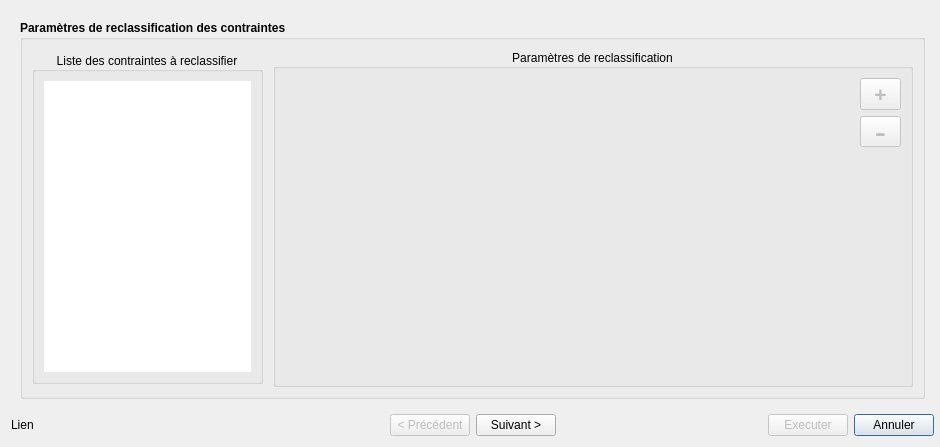
Qt form fullmce_dialog_base.ui (TeamSaGeo/fullmce) before a commit.
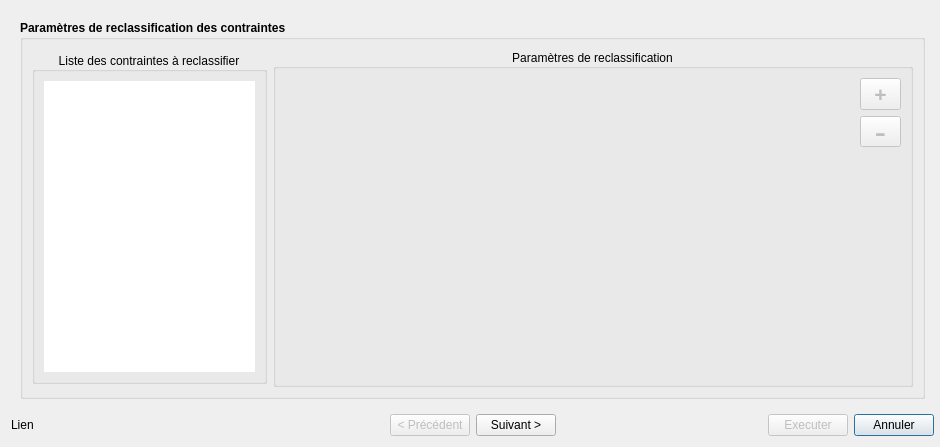
The same form after that commit. The open tabs and pages were chosen to show the change.

Commit message: classification - function save_layer page2 to 3

Diff of the .ui file:
```diff
--- a/fullmce_dialog_base.ui
+++ b/fullmce_dialog_base.ui
@@ -688,22 +688,6 @@
            </widget>
           </item>
           <item row="0" column="2">
-           <spacer name="horizontalSpacer_7">
-            <property name="orientation">
-             <enum>Qt::Horizontal</enum>
-            </property>
-            <property name="sizeType">
-             <enum>QSizePolicy::Expanding</enum>
-            </property>
-            <property name="sizeHint" stdset="0">
-             <size>
-              <width>8</width>
-              <height>329</height>
-             </size>
-            </property>
-           </spacer>
-          </item>
-          <item row="0" column="3">
            <widget class="QGroupBox" name="GB_RECLASS">
             <property name="minimumSize">
              <size>
```
Left out of the diff: 86 changed lines with no effect on the pictures. The commit also changes 1 other file.
